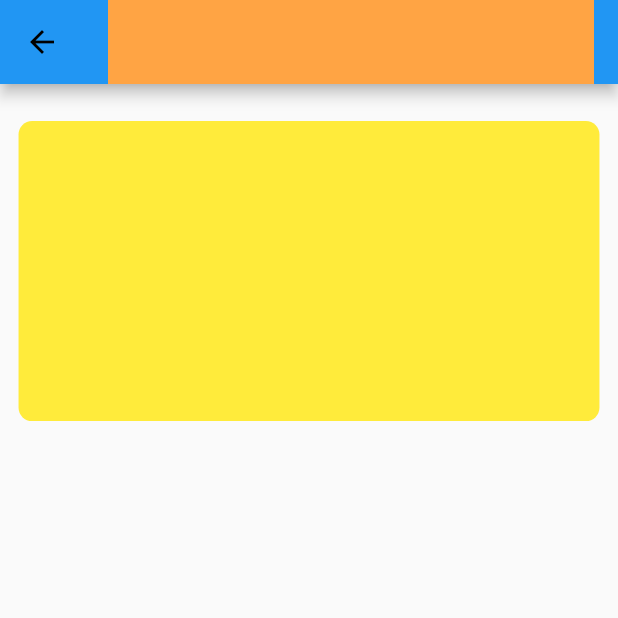
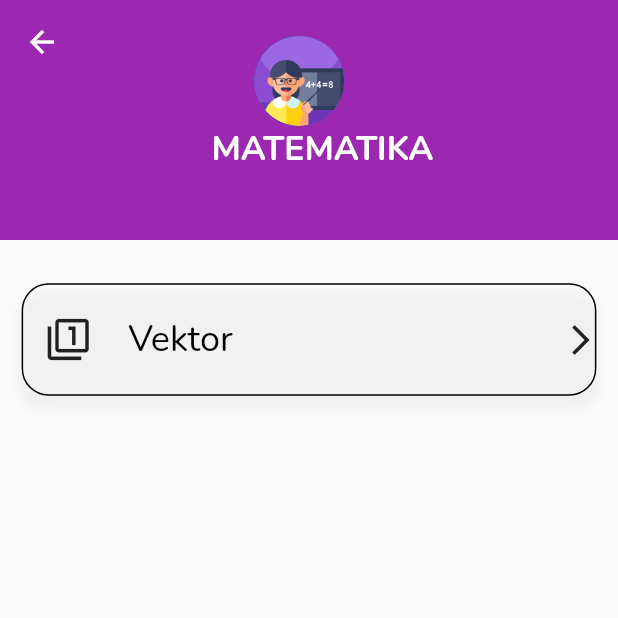
Before and after one commit to gilprad/Project-Mobile, a Flutter app: the MasukModul screen opened directly, on a phone screen of 412 x 824 dp, the top half of it. Run offline on Flutter 3.47's test engine with Material 2 defaults, Android fonts, the phone set to English and light mode, and no system bars; our stand-ins replace google_fonts, image_picker.

Commit message:
add some pages

```diff
--- /dev/null
+++ b/lib/components/listbab.dart
@@ -0,0 +1,46 @@
+import 'package:flutter/material.dart';
+import 'package:gurita/components/teks.dart';
+
+class ListBab extends StatelessWidget {
+  final Icon icon;
+  final String bab;
+  ListBab({this.bab, this.icon});
+  @override
+  Widget build(BuildContext context) {
+    return Container(
+      height: 75,
+      decoration: BoxDecoration(
+          border: Border.all(color: Colors.black),
+          borderRadius: BorderRadius.circular(18),
+          boxShadow: [
+            BoxShadow(
+                color: Colors.grey.withOpacity(0.1),
+                spreadRadius: 2,
+                blurRadius: 5,
+                offset: Offset(0, 8))
+          ]),
+      child: Row(
+        children: [
+          SizedBox(
+            width: 15,
+          ),
+          Icon(
+            Icons.filter_1,
+            size: 30,
+          ),
+          SizedBox(
+            width: 25,
+          ),
+          Teks(
+            isi: "Vektor",
+            size: 24,
+          ),
+          SizedBox(
+            width: 220,
+          ),
+          Icon(Icons.arrow_forward_ios)
+        ],
+      ),
+    );
+  }
+}
--- a/lib/view/masukmodul.dart
+++ b/lib/view/masukmodul.dart
@@ -1,5 +1,5 @@
 import 'package:flutter/material.dart';
-import 'package:gurita/components/constant.dart';
+import 'package:gurita/components/listbab.dart';
 import 'package:gurita/components/responsive.dart';
 import 'package:gurita/components/teks.dart';
 
@@ -12,58 +12,50 @@ class _MasukModulState extends State<MasukModul> {
   @override
   Widget build(BuildContext context) {
     return Scaffold(
-      appBar: AppBar(
-          title: Container(
-            width: displayWidth(context),
-            height: 500,
-            color: primaryColor,
-            child: Column(
+      body: CustomScrollView(
+        physics: BouncingScrollPhysics(),
+        slivers: [
+          SliverAppBar(
+            backgroundColor: Colors.purple,
+            expandedHeight: 160,
+            flexibleSpace: FlexibleSpaceBar(
+              title: Stack(
                 children: [
-                SizedBox(
-                  height: 10,
-                ),
-                CircleAvatar(
-                  radius: 15,
+                  Positioned(
+                    bottom: 40,
+                    left: 65,
+                    child: CircleAvatar(
                       backgroundImage: AssetImage("assets/icons/math.png"),
                     ),
-                SizedBox(
-                  height: 10,
                   ),
-                Teks(
+                  Positioned(
+                    bottom: 20,
+                    left: 46,
+                    child: Teks(
+                      size: 15,
                       isi: "MATEMATIKA",
-                  size: 18,
                       weight: FontWeight.bold,
-                )
-              ],
-            ),
-          ),
-          leading: IconButton(
-              icon: Icon(
-                Icons.arrow_back,
-                color: Colors.black,
-              ),
-              onPressed: () {
-                Navigator.pop(context);
-              })),
-      body: Container(
-        width: displayWidth(context),
-        height: displayHeight(context),
-        padding: EdgeInsets.symmetric(
-            vertical: displayHeight(context) * 0.03,
-            horizontal: displayWidth(context) * 0.03),
-        child: Column(
-          children: [
-            Container(
-              height: 200,
-              decoration: BoxDecoration(
-                  color: Colors.yellow, borderRadius: BorderRadius.circular(9)),
-              child: Stack(
-                children: [],
+                      warna: Colors.white,
                     ),
                   )
                 ],
               ),
             ),
+          ),
+          SliverFillRemaining(
+            child: Container(
+              width: displayWidth(context),
+              height: displayHeight(context),
+              padding: EdgeInsets.symmetric(
+                  horizontal: displayWidth(context) * 0.035,
+                  vertical: displayHeight(context) * 0.035),
+              child: Column(
+                children: [ListBab()],
+              ),
+            ),
+          )
+        ],
+      ),
     );
   }
 }
```
Also changed, not shown: lib/components/constant.dart (+18 -0 lines), lib/components/profiledimodul.dart (added, +89 -0 lines), lib/view/modul.dart (+12 -5 lines). Lines whose indentation alone changed are shown as unchanged.
